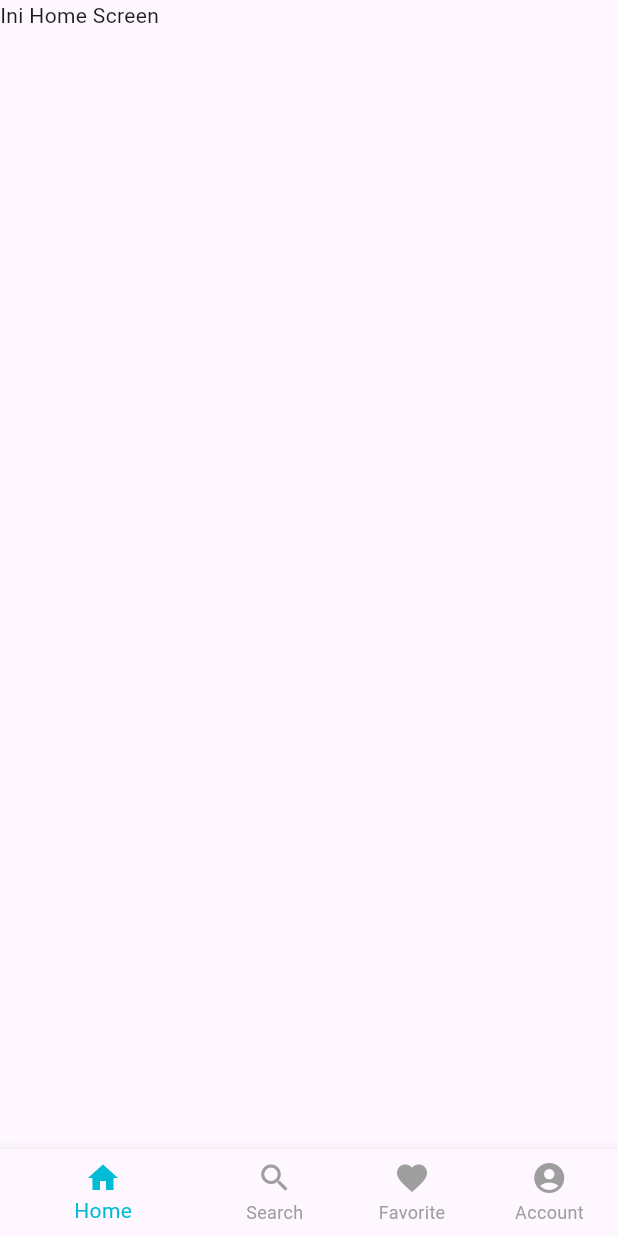
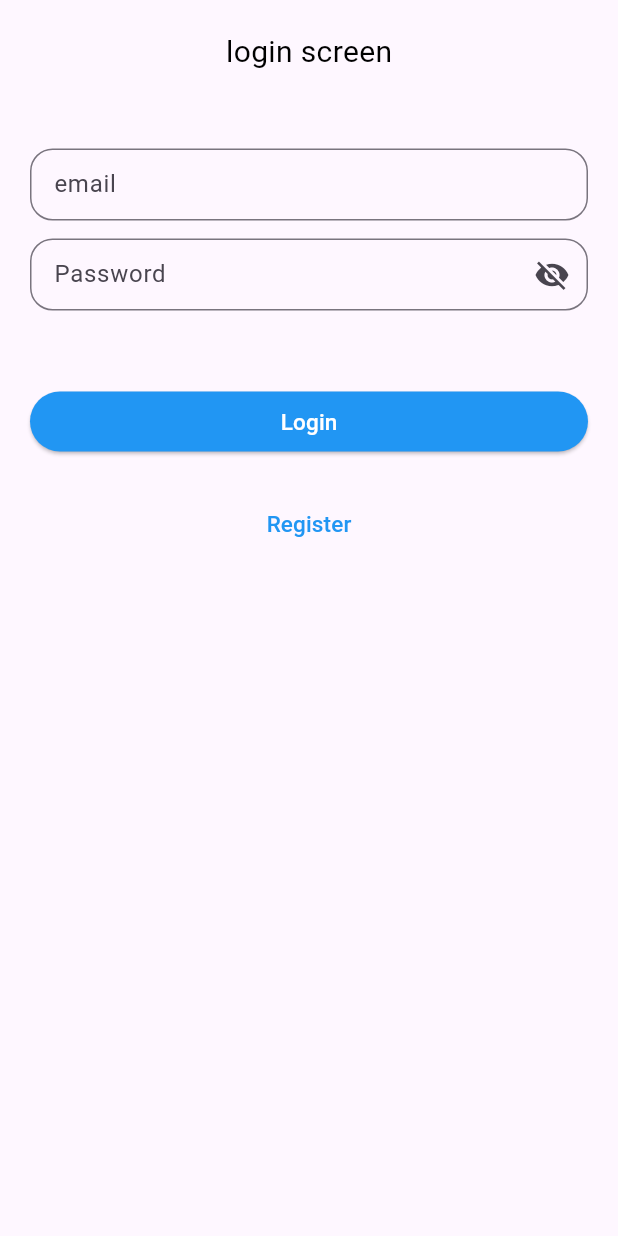
Before and after one commit to BungaKertas/bottom_navigation, a Flutter app: the screen it shows after launch, on a phone screen of 412 x 824 dp. Run offline on Flutter 3.47's test engine with Material 3 defaults, Android fonts, the phone set to English and light mode, and no system bars; our stand-ins replace cloud_firestore, equatable, firebase_auth, firebase_core, flutter_bloc; accounts and stored records are empty.

Commit message:
first application

```diff
--- /dev/null
+++ b/lib/cubit/auth_cubit.dart
@@ -0,0 +1,37 @@
+import 'package:flutter_bloc/flutter_bloc.dart';
+import 'package:equatable/equatable.dart';
+import 'package:pembelajaran_ke_5/service/auth_service.dart';
+import 'package:pembelajaran_ke_5/users_models.dart';
+
+part 'auth_state.dart';
+
+class AuthCubit extends Cubit<AuthState> {
+  AuthCubit() : super(AuthInitial());
+
+  void signUp({
+    required String name,
+    required String email,
+    required String password,
+  }) async{
+    try {
+      emit(AuthLoading());
+      UsersModels user = await AuthService().signUp(name: name, email: email, password: password);
+      emit(AuthSucces(user));
+    } catch (e) {
+      emit(AuthFailed(e.toString()));
+    }
+  }
+
+   void signIn({
+    required String email,
+    required String password,
+  }) async{
+    try {
+      emit(AuthLoading());
+      UsersModels user = await AuthService().signIn(email: email, password: password);
+      emit(AuthSucces(user));
+    } catch (e) {
+      emit(AuthFailed(e.toString()));
+    }
+  }
+}
--- /dev/null
+++ b/lib/cubit/auth_state.dart
@@ -0,0 +1,26 @@
+part of 'auth_cubit.dart';
+
+sealed class AuthState extends Equatable {
+  const AuthState();
+
+  @override
+  List<Object> get props => [];
+}
+
+final class AuthInitial extends AuthState {}
+final class AuthLoading extends AuthState {}
+final class AuthSucces extends AuthState {
+  final UsersModels user;
+
+  const AuthSucces(this.user);
+
+  @override
+  List<Object> get props => [user];
+}
+final class AuthFailed extends AuthState {
+  final String error;
+
+  const AuthFailed(this.error,);
+  @override
+  List<Object> get props => [error];
+}
--- /dev/null
+++ b/lib/login_models.dart
@@ -0,0 +1,18 @@
+class LoginModels{
+  final String? email;
+  final String? password;
+
+
+const LoginModels({
+  this .email,
+  this.password,
+
+
+});
+  factory LoginModels.fromJson(Map<String, dynamic> json,){
+    return LoginModels(
+      email: json["email"],
+      password: json["password"],
+    );
+  }
+}
--- /dev/null
+++ b/lib/login_screen.dart
@@ -0,0 +1,130 @@
+// ignore_for_file: unused_import
+
+import 'package:flutter/material.dart';
+import 'package:pembelajaran_ke_5/home_screen.dart';
+import 'package:pembelajaran_ke_5/regis_screen.dart';
+
+class Loginscreen extends StatefulWidget {
+  const Loginscreen({super.key});
+
+  @override
+  State<Loginscreen> createState() => _LoginscreenState();
+}
+
+class _LoginscreenState extends State<Loginscreen> {
+  final TextEditingController txtEmail = TextEditingController(
+    text: ""
+  );
+  final TextEditingController txtPassword = TextEditingController(
+    text: ""
+  );
+  bool obsecureText = true;
+  @override
+  Widget build(BuildContext context) {
+    return SafeArea(
+      child: Scaffold(
+        body: Padding(padding: const EdgeInsets.all(20,
+        ),
+        child: Column(
+          children: [
+            const Center(
+              child: Text(
+                "login screen",
+                style: TextStyle(
+                  fontSize: 20,
+                  color: Colors.black,
+                ),
+              ),
+            ),
+            const SizedBox(
+              height: 50,
+            ),
+            TextField(
+              controller: txtEmail,
+              decoration: InputDecoration(
+                border: OutlineInputBorder(
+                  borderRadius: BorderRadius.circular(15,
+                  )
+                ),
+                hintText: "Email",
+                labelText: "email",
+                contentPadding: const EdgeInsets.all(12,
+                )
+              ),
+              keyboardType: TextInputType.emailAddress,
+            ),
+            const SizedBox(
+              height: 12,
+            ),
+            TextField(
+              controller: txtPassword,
+              decoration: InputDecoration(
+                border: OutlineInputBorder(
+                  borderRadius: BorderRadius.circular(15,
+                  )
+                ),
+                hintText: "Password",
+                labelText: "Password",
+                contentPadding: const EdgeInsets.all(12,
+                ),
+                suffixIcon: IconButton(onPressed: (){
+                  setState(() {
+                    obsecureText = !obsecureText;
+                  });
+                },
+                icon: Icon(obsecureText ? Icons.visibility_off : Icons.visibility,
+                ),
+                ),
+                ),
+              keyboardType: TextInputType.visiblePassword,
+              obscureText: obsecureText,
+              ),
+              const SizedBox(
+                height: 50,
+              ),
+              ElevatedButton(
+                style: ElevatedButton.styleFrom(
+                  backgroundColor: Colors.blue,
+                  minimumSize: const Size(
+                    double.infinity,
+                    40,
+                    ),
+                ),
+                onPressed: (){
+                  Navigator.push(
+                    context,
+                    MaterialPageRoute(builder: (context) => const HomeScreen(),
+                    ),
+
+                  );
+                }, child: const Text(
+                  style: TextStyle(
+                    color: Colors.white,
+                    fontSize: 15,
+                  ),
+                  "Login",
+              ),
+              ),
+              const SizedBox(
+                height: 20,
+              ),
+              TextButton(onPressed: (){
+                Navigator.push(
+                    context,
+                    MaterialPageRoute(builder: (context) => const Registerscreen(),),
+                  );
+              }, child: const Text(
+                "Register",
+                style: TextStyle(
+                  color: Colors.blue,
+                  fontSize: 15,
+                ),
+              ),
+              ),
+          ],
+        ),
+        ),
+      ),
+    );
+  }
+}
--- a/lib/main.dart
+++ b/lib/main.dart
@@ -1,19 +1,33 @@
 import 'package:flutter/material.dart';
+import 'package:pembelajaran_ke_5/cubit/auth_cubit.dart';
+import 'package:pembelajaran_ke_5/firebase_options.dart';
 import 'package:pembelajaran_ke_5/splash_screen.dart';
+// ignore: depend_on_referenced_packages
+import 'package:firebase_core/firebase_core.dart';
+import 'package:flutter_bloc/flutter_bloc.dart';
 
-void main () => runApp(
+void main () async { runApp(
   const MainActivity(),
 );
+await Firebase.initializeApp(
+    options: DefaultFirebaseOptions.currentPlatform,
+);
+}
 
 class MainActivity extends StatelessWidget {
   const MainActivity({super.key});
 
   @override
   Widget build(BuildContext context) {
-    return const MaterialApp(
-      debugShowCheckedModeBanner: false,
-      home: SplashScreen(),
+    return MultiBlocProvider(
+      providers: [
+        BlocProvider(create: (context) => AuthCubit(),),
+      ],
+      child: const MaterialApp(
+        debugShowCheckedModeBanner: false,
+        home: SplashScreen(),
 
+      ),
     );
   }
 }
--- /dev/null
+++ b/lib/service/auth_service.dart
@@ -0,0 +1,44 @@
+import 'package:firebase_auth/firebase_auth.dart';
+import 'package:pembelajaran_ke_5/service/user_services.dart';
+import 'package:pembelajaran_ke_5/users_models.dart';
+
+class AuthService{
+  FirebaseAuth auth = FirebaseAuth.instance;
+
+  Future<UsersModels> signUp({
+    required String name,
+    required String email,
+    required String password,
+  }) async{
+    try {
+      UserCredential userCredential = await auth.createUserWithEmailAndPassword(
+        email: email,
+        password: password
+        );
+        UsersModels user = UsersModels(
+          id: userCredential.user!.uid,
+          username: name,
+          email: email,
+        );
+        await UserServices().dataUser(user);
+        return user;
+    } catch (e) {
+      throw Exception("Error: $e");
+    }
+  }Future<UsersModels> signIn({
+    required String email,
+    required String password,
+  }) async{
+    try {
+      UserCredential userCredential = await auth.signInWithEmailAndPassword(
+        email: email,
+        password: password
+        );
+        UsersModels user = await UserServices().dataId(userCredential.user!.uid,);
+        await UserServices().dataUser(user);
+        return user;
+    } catch (e) {
+      throw Exception("Error: $e");
+    }
+  }
+}
--- a/lib/splash_screen.dart
+++ b/lib/splash_screen.dart
@@ -1,7 +1,7 @@
 import 'dart:async';
 
 import 'package:flutter/material.dart';
-import 'package:pembelajaran_ke_5/halaman_bottom.dart';
+import 'package:pembelajaran_ke_5/login_screen.dart';
 
 class SplashScreen extends StatefulWidget {
   const SplashScreen({super.key});
@@ -15,7 +15,7 @@ class _SplashScreenState extends State<SplashScreen> {
   void initState() {
     Timer(const Duration(seconds: 3,
     ), (){
-      Navigator.pushAndRemoveUntil(context, MaterialPageRoute(builder: (context) => const HalamanBottom(),), (route) => false,);
+      Navigator.pushAndRemoveUntil(context, MaterialPageRoute(builder: (context) => const Loginscreen(),), (route) => false,);
     });
     super.initState();
   }
--- /dev/null
+++ b/lib/users_models.dart
@@ -0,0 +1,19 @@
+class UsersModels{
+  final String? username;
+  final String? email;
+  final String? id;
+
+const UsersModels({
+  this .username,
+  this.email,
+  this.id,
+
+});
+  factory UsersModels.fromJson(Map<String, dynamic> json,){
+    return UsersModels(
+      username: json["username"],
+      id: json["id"],
+      email: json["email"],
+    );
+  }
+}
```
Also changed, not shown: lib/regis_screen.dart (added, +165 -0 lines), lib/service/user_services.dart (added, +33 -0 lines), pubspec.yaml (+8 -18 lines), firebase.json (added), lib/firebase_options.dart (added), pubspec.lock, 6 other files.
